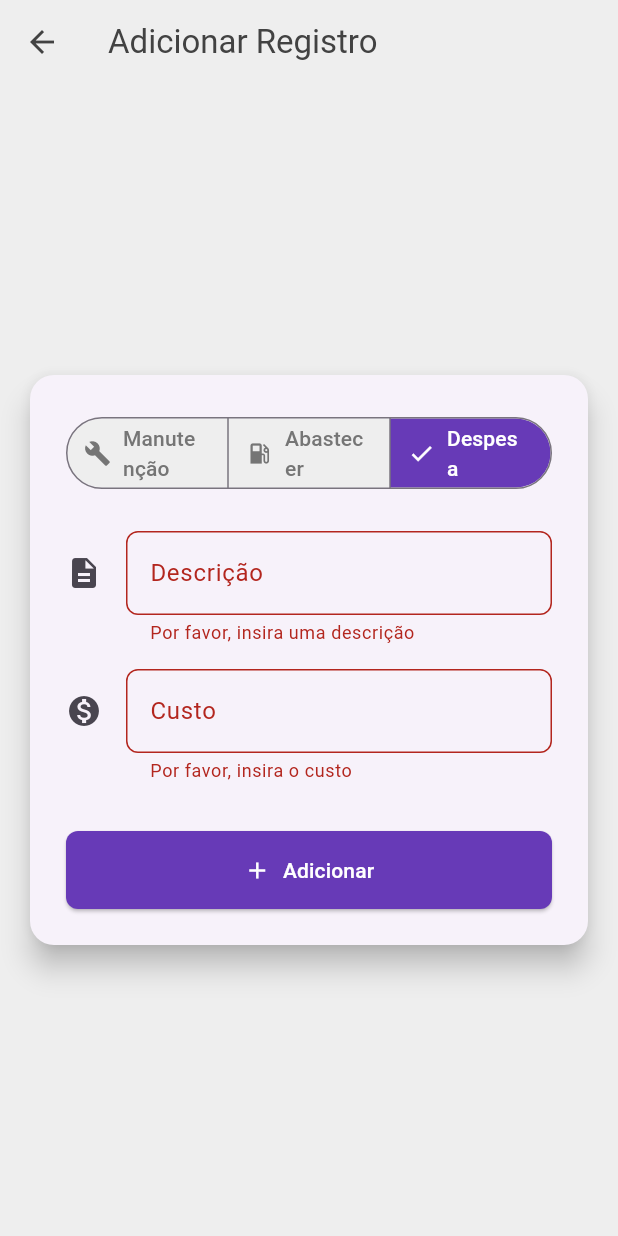
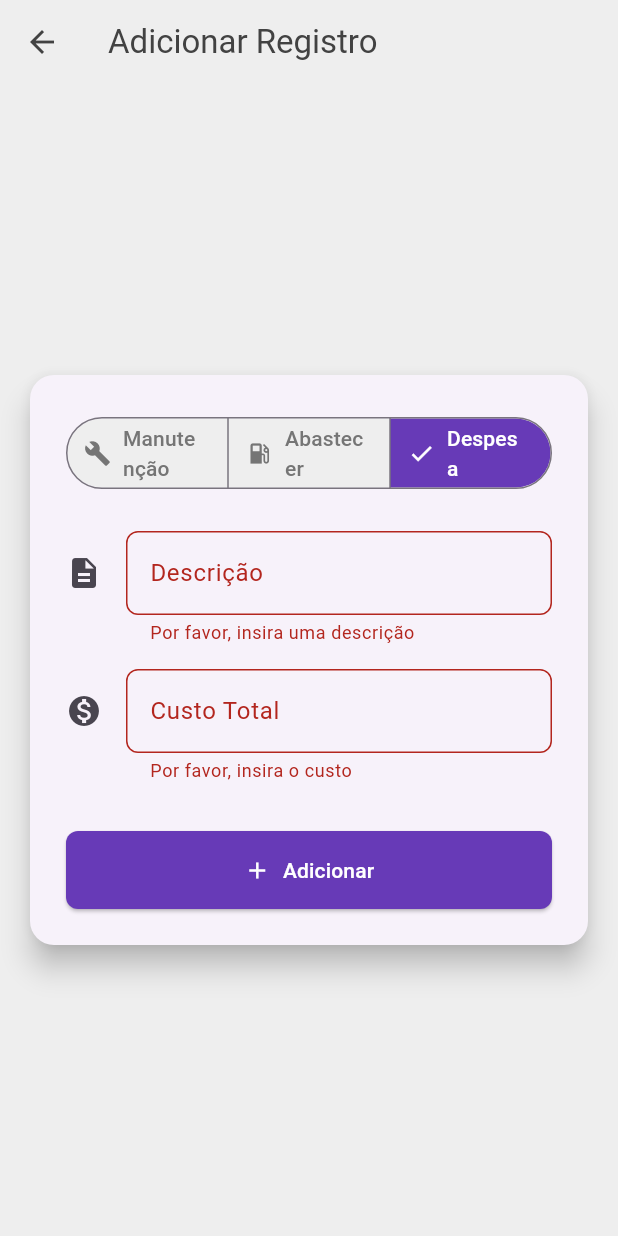
Before and after one commit to iRoobsoN/geantruck, a Flutter app: the AddRecordScreen screen opened directly with empty values, after a tap on "Abastecer", after a tap on "Despesa", after a tap on "Adicionar", on a phone screen of 412 x 824 dp. Run offline on Flutter 3.47's test engine with Material 3 defaults, Android fonts, the phone set to English and light mode, and no system bars; our stand-ins replace cloud_firestore, firebase_auth, firebase_core, fl_chart, pdf, printing and 1 more; accounts and stored records are empty.

Commit message:
saude caminhao

```diff
--- a/lib/models/refueling_model.dart
+++ b/lib/models/refueling_model.dart
@@ -1,5 +1,3 @@
-// Em lib/models/refueling_model.dart
-
 import 'package:cloud_firestore/cloud_firestore.dart';
 import 'record_model.dart';
 
@@ -8,17 +6,18 @@ class RefuelingModel extends RecordModel {
   final String truckId;
   final double liters;
   final double cost;
+  final int odometer; // <-- 1. CAMPO ADICIONADO (KM)
 
   RefuelingModel({
     required this.id,
     required this.truckId,
     required this.liters,
     required this.cost,
+    required this.odometer, // <-- 2. ADICIONADO AO CONSTRUTOR
     required DateTime date,
-    required String createdBy, // <-- ADICIONE ESTE PARÂMETRO
-  }) : super(date: date, createdBy: createdBy); // <-- PASSE PARA A CLASSE PAI
+    required String createdBy,
+  }) : super(date: date, createdBy: createdBy);
 
-  // MÉTODO PARA CRIAR A PARTIR DO FIRESTORE
   factory RefuelingModel.fromFirestore(DocumentSnapshot doc, String truckId) {
     final data = doc.data() as Map<String, dynamic>;
     return RefuelingModel(
@@ -26,18 +25,19 @@ class RefuelingModel extends RecordModel {
       truckId: truckId,
       liters: (data['liters'] as num? ?? 0).toDouble(),
       cost: (data['cost'] as num? ?? 0).toDouble(),
+      odometer: data['odometer'] as int? ?? 0, // <-- 3. LIDO DO FIRESTORE
       date: (data['date'] as Timestamp).toDate(),
-      createdBy: data['createdBy'] ?? '', // <-- LEIA O CAMPO DO FIRESTORE
+      createdBy: data['createdBy'] ?? '',
     );
   }
 
-  // MÉTODO PARA SALVAR NO FIRESTORE
   Map<String, dynamic> toFirestore() {
     return {
       'liters': liters,
       'cost': cost,
+      'odometer': odometer, // <-- 4. ADICIONADO PARA SALVAR NO FIRESTORE
       'date': date,
-      'createdBy': createdBy, // <-- ADICIONE O CAMPO PARA SALVAR
+      'createdBy': createdBy,
     };
   }
 }
--- a/lib/screens/add_record_screen.dart
+++ b/lib/screens/add_record_screen.dart
@@ -27,22 +27,23 @@ class _AddRecordScreenState extends State<AddRecordScreen> {
   final _descriptionController = TextEditingController();
   final _costController = TextEditingController();
   final _litersController = TextEditingController();
+  final _odometerController = TextEditingController(); // <-- 1. CONTROLLER PARA O KM
   RecordType _recordType = RecordType.maintenance;
   bool _isLoading = false; // Para gerenciar o estado de carregamento do botão
+
 
   @override
   void dispose() {
     _descriptionController.dispose();
     _costController.dispose();
     _litersController.dispose();
+    _odometerController.dispose(); // <-- 2. FAZER O DISPOSE
     super.dispose();
   }
 
   /// Função centralizada para validar e salvar o registro.
   Future<void> _submitRecord() async {
-    if (!_formKey.currentState!.validate()) {
-      return;
-    }
+    if (!_formKey.currentState!.validate()) return;
 
     final user = Provider.of<User?>(context, listen: false);
     if (user == null) {
@@ -61,36 +62,24 @@ class _AddRecordScreenState extends State<AddRecordScreen> {
     try {
       switch (_recordType) {
         case RecordType.maintenance:
-          final maintenance = MaintenanceModel(
-            id: '',
-            truckId: widget.truckId,
-            description: _descriptionController.text,
-            cost: cost,
-            date: date,
-            createdBy: user.uid, // <-- ID do usuário logado é salvo
-          );
+          final maintenance = MaintenanceModel(id: '', truckId: widget.truckId, description: _descriptionController.text, cost: cost, date: date, createdBy: user.uid);
           await firestoreService.addMaintenance(widget.ownerId, widget.truckId, maintenance);
           break;
         case RecordType.refueling:
+          // 4. USAR O VALOR DO NOVO CAMPO AO CRIAR O MODELO
           final refueling = RefuelingModel(
             id: '',
             truckId: widget.truckId,
             liters: double.parse(_litersController.text.replaceAll(',', '.')),
             cost: cost,
+            odometer: int.parse(_odometerController.text), // <-- USA O VALOR
             date: date,
-            createdBy: user.uid, // <-- ID do usuário logado é salvo
+            createdBy: user.uid,
           );
           await firestoreService.addRefueling(widget.ownerId, widget.truckId, refueling);
           break;
         case RecordType.expense:
-          final expense = ExpenseModel(
-            id: '',
-            truckId: widget.truckId,
-            description: _descriptionController.text,
-            cost: cost,
-            date: date,
-            createdBy: user.uid, // <-- ID do usuário logado é salvo
-          );
+          final expense = ExpenseModel(id: '', truckId: widget.truckId, description: _descriptionController.text, cost: cost, date: date, createdBy: user.uid);
           await firestoreService.addExpense(widget.ownerId, widget.truckId, expense);
           break;
       }
@@ -136,69 +125,55 @@ class _AddRecordScreenState extends State<AddRecordScreen> {
                         ButtonSegment<RecordType>(value: RecordType.expense, label: Text('Despesa'), icon: Icon(Icons.receipt)),
                       ],
                       selected: <RecordType>{_recordType},
-                      onSelectionChanged: (Set<RecordType> newSelection) {
-                        setState(() {
-                          _recordType = newSelection.first;
-                        });
-                      },
+                      onSelectionChanged: (Set<RecordType> newSelection) => setState(() => _recordType = newSelection.first),
                       style: SegmentedButton.styleFrom(
-                        backgroundColor: Colors.grey[200],
-                        foregroundColor: Colors.grey[600],
-                        selectedForegroundColor: Colors.white,
-                        selectedBackgroundColor: Colors.deepPurple,
+                        backgroundColor: Colors.grey[200], foregroundColor: Colors.grey[600], selectedForegroundColor: Colors.white, selectedBackgroundColor: Colors.deepPurple,
                       ),
                     ),
                     const SizedBox(height: 24),
+
+                    // Mostra DESCRIÇÃO para Manutenção e Despesa
                     if (_recordType != RecordType.refueling)
                       TextFormField(
                         controller: _descriptionController,
-                        decoration: InputDecoration(
-                          labelText: 'Descrição',
-                          icon: const Icon(Icons.description),
-                          border: OutlineInputBorder(borderRadius: BorderRadius.circular(8.0)),
-                        ),
+                        decoration: InputDecoration(labelText: 'Descrição', icon: const Icon(Icons.description), border: OutlineInputBorder(borderRadius: BorderRadius.circular(8.0))),
+                        validator: (value) => (value == null || value.isEmpty) ? 'Por favor, insira uma descrição' : null,
+                      ),
+
+                    // Mostra LITROS e KM para Abastecimento
+                    if (_recordType == RecordType.refueling) ...[
+                      TextFormField(
+                        controller: _litersController,
+                        decoration: InputDecoration(labelText: 'Litros', icon: const Icon(Icons.opacity), border: OutlineInputBorder(borderRadius: BorderRadius.circular(8.0))),
+                        keyboardType: const TextInputType.numberWithOptions(decimal: true),
                         validator: (value) {
-                          if (value == null || value.isEmpty) {
-                            return 'Por favor, insira uma descrição';
-                          }
+                          if (value == null || value.isEmpty) return 'Por favor, insira os litros';
+                          if (double.tryParse(value) == null) return 'Número inválido';
                           return null;
                         },
                       ),
-                    if (_recordType == RecordType.refueling)
+                      const SizedBox(height: 16),
+                      // 3. ADICIONAR O CAMPO DE TEXTO PARA O KM
                       TextFormField(
-                        controller: _litersController,
-                        decoration: InputDecoration(
-                          labelText: 'Litros',
-                          icon: const Icon(Icons.local_gas_station),
-                          border: OutlineInputBorder(borderRadius: BorderRadius.circular(8.0)),
-                        ),
-                        keyboardType: const TextInputType.numberWithOptions(decimal: true),
+                        controller: _odometerController,
+                        decoration: InputDecoration(labelText: 'Quilometragem (Hodômetro)', icon: const Icon(Icons.speed), border: OutlineInputBorder(borderRadius: BorderRadius.circular(8.0))),
+                        keyboardType: TextInputType.number,
                         validator: (value) {
-                          if (value == null || value.isEmpty) {
-                            return 'Por favor, insira os litros';
-                          }
-                          if (double.tryParse(value) == null) {
-                            return 'Por favor, insira um número válido';
-                          }
+                          if (value == null || value.isEmpty) return 'Por favor, insira a quilometragem';
+                          if (int.tryParse(value) == null) return 'Número inválido';
                           return null;
                         },
                       ),
+                    ],
+
                     const SizedBox(height: 16),
                     TextFormField(
                       controller: _costController,
-                      decoration: InputDecoration(
-                        labelText: 'Custo',
-                        icon: const Icon(Icons.monetization_on),
-                        border: OutlineInputBorder(borderRadius: BorderRadius.circular(8.0)),
-                      ),
+                      decoration: InputDecoration(labelText: 'Custo Total', icon: const Icon(Icons.monetization_on), border: OutlineInputBorder(borderRadius: BorderRadius.circular(8.0))),
                       keyboardType: const TextInputType.numberWithOptions(decimal: true),
                       validator: (value) {
-                        if (value == null || value.isEmpty) {
-                          return 'Por favor, insira o custo';
-                        }
-                        if (double.tryParse(value) == null) {
-                          return 'Por favor, insira um número válido';
-                        }
+                        if (value == null || value.isEmpty) return 'Por favor, insira o custo';
+                        if (double.tryParse(value) == null) return 'Número inválido';
                         return null;
                       },
                     ),
@@ -210,11 +185,9 @@ class _AddRecordScreenState extends State<AddRecordScreen> {
                         label: _isLoading
                             ? const SizedBox(height: 24, width: 24, child: CircularProgressIndicator(color: Colors.white, strokeWidth: 3))
                             : const Text('Adicionar'),
-                        onPressed: _isLoading ? null : _submitRecord, // Botão chama a nova função de submit
+                        onPressed: _isLoading ? null : _submitRecord,
                         style: ElevatedButton.styleFrom(
-                          backgroundColor: Colors.deepPurple,
-                          foregroundColor: Colors.white,
-                          padding: const EdgeInsets.symmetric(vertical: 16.0),
+                          backgroundColor: Colors.deepPurple, foregroundColor: Colors.white, padding: const EdgeInsets.symmetric(vertical: 16.0),
                           shape: RoundedRectangleBorder(borderRadius: BorderRadius.circular(8.0)),
                         ),
                       ),
```
Also changed, not shown: lib/screens/truck_details_screen.dart (+104 -18 lines), lib/screens/truck_health_screen.dart (added, +191 -0 lines), lib/services/firestore_service.dart (+26 -0 lines), 1 other file.
